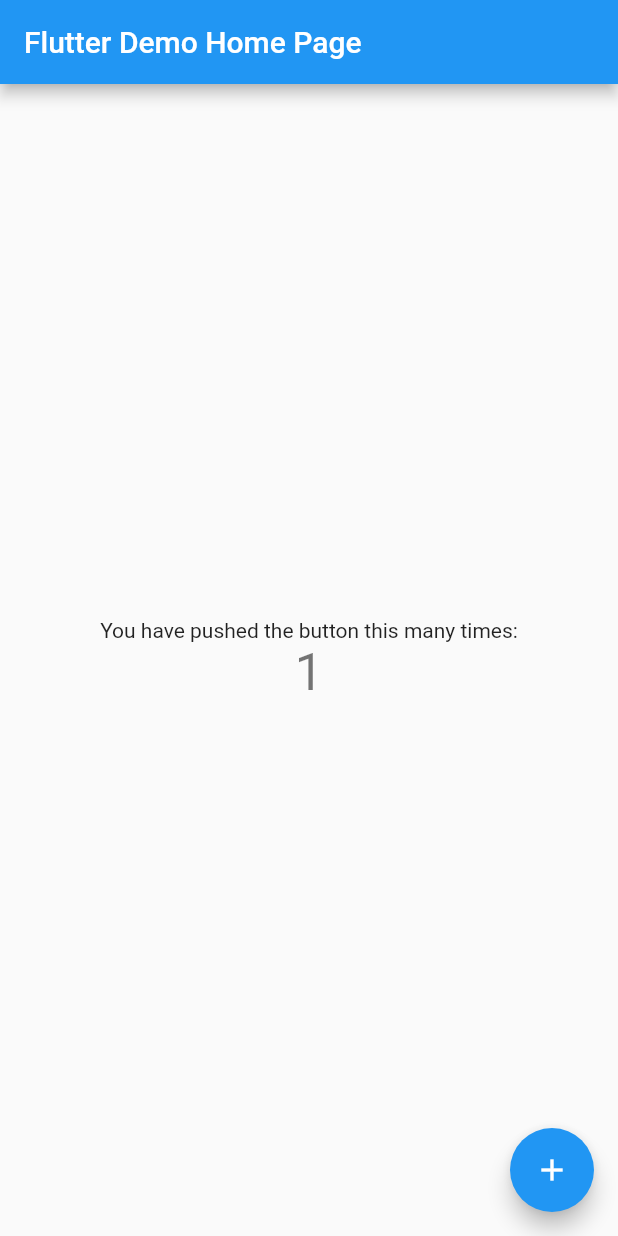
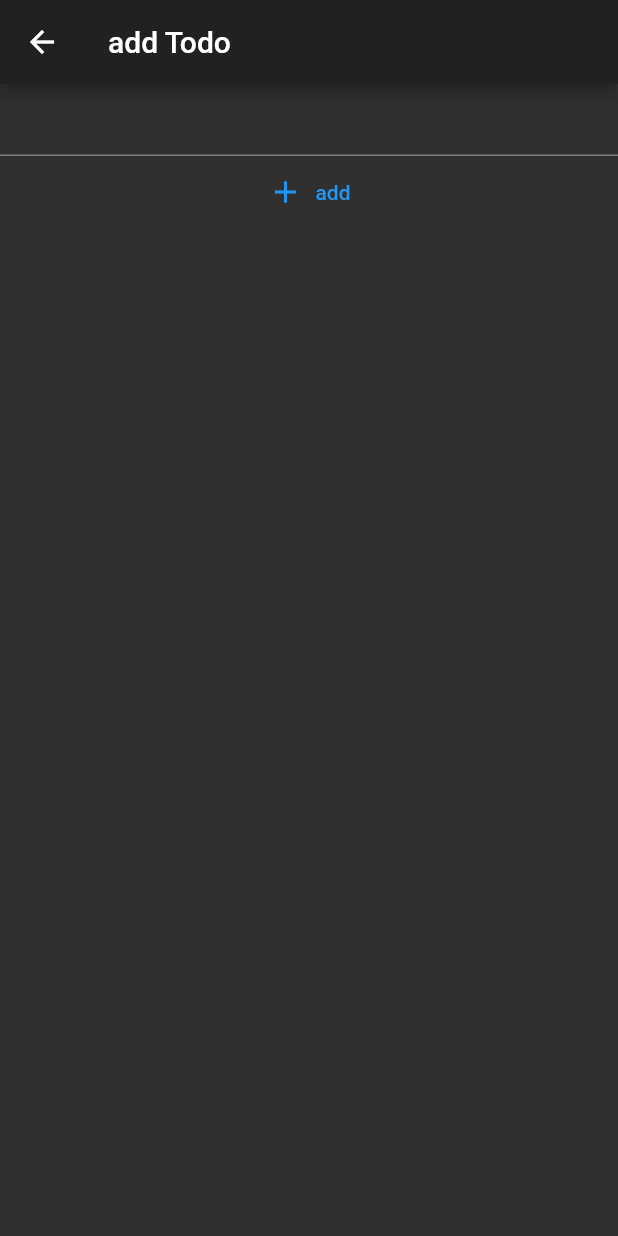
Before and after one commit to sinaziaee/flutter_bootcamp, a Flutter app: the screen it shows after launch, after a tap on the "add" icon, on a phone screen of 412 x 824 dp. Run offline on Flutter 3.47's test engine with Material 2 defaults, Android fonts, the phone set to English and light mode, and no system bars; our stand-ins replace font_awesome_flutter, just_audio, shared_preferences.

Commit message:
added base screens in p_07

```diff
--- a/p_07/lib/main.dart
+++ b/p_07/lib/main.dart
@@ -1,113 +1,17 @@
 import 'package:flutter/material.dart';
+import 'package:p_07/screens/home_screen.dart';
 
 void main() {
   runApp(MyApp());
 }
 
 class MyApp extends StatelessWidget {
-  // This widget is the root of your application.
+
   @override
   Widget build(BuildContext context) {
     return MaterialApp(
-      title: 'Flutter Demo',
-      theme: ThemeData(
-        // This is the theme of your application.
-        //
-        // Try running your application with "flutter run". You'll see the
-        // application has a blue toolbar. Then, without quitting the app, try
-        // changing the primarySwatch below to Colors.green and then invoke
-        // "hot reload" (press "r" in the console where you ran "flutter run",
-        // or simply save your changes to "hot reload" in a Flutter IDE).
-        // Notice that the counter didn't reset back to zero; the application
-        // is not restarted.
-        primarySwatch: Colors.blue,
-      ),
-      home: MyHomePage(title: 'Flutter Demo Home Page'),
+      home: HomeScreen(),
+      theme: ThemeData.dark(),
     );
   }
 }
-
-class MyHomePage extends StatefulWidget {
-  MyHomePage({Key? key, required this.title}) : super(key: key);
-
-  // This widget is the home page of your application. It is stateful, meaning
-  // that it has a State object (defined below) that contains fields that affect
-  // how it looks.
-
-  // This class is the configuration for the state. It holds the values (in this
-  // case the title) provided by the parent (in this case the App widget) and
-  // used by the build method of the State. Fields in a Widget subclass are
-  // always marked "final".
-
-  final String title;
-
-  @override
-  _MyHomePageState createState() => _MyHomePageState();
-}
-
-class _MyHomePageState extends State<MyHomePage> {
-  int _counter = 0;
-
-  void _incrementCounter() {
-    setState(() {
-      // This call to setState tells the Flutter framework that something has
-      // changed in this State, which causes it to rerun the build method below
-      // so that the display can reflect the updated values. If we changed
-      // _counter without calling setState(), then the build method would not be
-      // called again, and so nothing would appear to happen.
-      _counter++;
-    });
-  }
-
-  @override
-  Widget build(BuildContext context) {
-    // This method is rerun every time setState is called, for instance as done
-    // by the _incrementCounter method above.
-    //
-    // The Flutter framework has been optimized to make rerunning build methods
-    // fast, so that you can just rebuild anything that needs updating rather
-    // than having to individually change instances of widgets.
-    return Scaffold(
-      appBar: AppBar(
-        // Here we take the value from the MyHomePage object that was created by
-        // the App.build method, and use it to set our appbar title.
-        title: Text(widget.title),
-      ),
-      body: Center(
-        // Center is a layout widget. It takes a single child and positions it
-        // in the middle of the parent.
-        child: Column(
-          // Column is also a layout widget. It takes a list of children and
-          // arranges them vertically. By default, it sizes itself to fit its
-          // children horizontally, and tries to be as tall as its parent.
-          //
-          // Invoke "debug painting" (press "p" in the console, choose the
-          // "Toggle Debug Paint" action from the Flutter Inspector in Android
-          // Studio, or the "Toggle Debug Paint" command in Visual Studio Code)
-          // to see the wireframe for each widget.
-          //
-          // Column has various properties to control how it sizes itself and
-          // how it positions its children. Here we use mainAxisAlignment to
-          // center the children vertically; the main axis here is the vertical
-          // axis because Columns are vertical (the cross axis would be
-          // horizontal).
-          mainAxisAlignment: MainAxisAlignment.center,
-          children: <Widget>[
-            Text(
-              'You have pushed the button this many times:',
-            ),
-            Text(
-              '$_counter',
-              style: Theme.of(context).textTheme.headline4,
-            ),
-          ],
-        ),
-      ),
-      floatingActionButton: FloatingActionButton(
-        onPressed: _incrementCounter,
-        tooltip: 'Increment',
-        child: Icon(Icons.add),
-      ), // This trailing comma makes auto-formatting nicer for build methods.
-    );
-  }
-}
--- /dev/null
+++ b/p_07/lib/screens/home_screen.dart
@@ -0,0 +1,49 @@
+import 'package:flutter/material.dart';
+import 'package:p_07/screens/todo_screen.dart';
+import 'package:p_07/widgets/custom_circular_progress.dart';
+
+class HomeScreen extends StatefulWidget {
+  @override
+  _HomeScreenState createState() => _HomeScreenState();
+}
+
+class _HomeScreenState extends State<HomeScreen> {
+  @override
+  Widget build(BuildContext context) {
+    return Scaffold(
+      appBar: AppBar(
+        title: Text('Todo List'),
+      ),
+      floatingActionButton: FloatingActionButton(
+        onPressed: () {
+          Navigator.push(
+            context,
+            MaterialPageRoute(
+              builder: (context) {
+                return TodoScreen(type: 'add');
+              },
+            ),
+          );
+        },
+        child: Icon(Icons.add),
+      ),
+      body: FutureBuilder(
+        future: loadData(),
+        builder: (context, snapshot) {
+          if(snapshot.hasData && snapshot.connectionState == ConnectionState.done){
+            return Container();
+          }
+          else {
+            return CustomProgress();
+          }
+        },
+      ),
+    );
+  }
+
+  loadData(){
+    // todo: complete this later
+    return null;
+  }
+
+}
--- /dev/null
+++ b/p_07/lib/screens/todo_screen.dart
@@ -0,0 +1,33 @@
+import 'package:flutter/material.dart';
+
+class TodoScreen extends StatelessWidget {
+  final String type;
+  final TextEditingController textEditingController = TextEditingController();
+
+  TodoScreen({
+    required this.type,
+  });
+
+  @override
+  Widget build(BuildContext context) {
+    return Scaffold(
+      appBar: AppBar(
+        title: Text('$type Todo'),
+      ),
+      body: Column(
+        children: [
+          TextField(
+            controller: textEditingController,
+          ),
+          TextButton.icon(
+            onPressed: () {},
+            icon: Icon(
+              type.toLowerCase() == 'add' ? Icons.add : Icons.edit,
+            ),
+            label: Text(type),
+          ),
+        ],
+      ),
+    );
+  }
+}
--- /dev/null
+++ b/p_07/lib/widgets/custom_circular_progress.dart
@@ -0,0 +1,25 @@
+import 'package:flutter/material.dart';
+
+class CustomProgress extends StatelessWidget {
+  const CustomProgress({Key? key}) : super(key: key);
+
+  @override
+  Widget build(BuildContext context) {
+    return Center(
+      child: Container(
+        height: 70,
+        width: 70,
+        padding: EdgeInsets.all(10),
+        decoration: BoxDecoration(
+          color: Colors.white,
+          borderRadius: BorderRadius.circular(5),
+        ),
+        child: Center(
+          child: CircularProgressIndicator(
+            valueColor: AlwaysStoppedAnimation<Color>(Colors.black),
+          ),
+        ),
+      ),
+    );
+  }
+}
```
